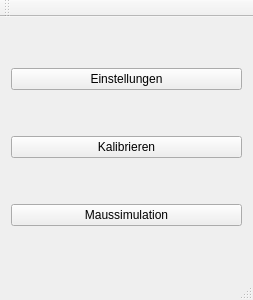
The window that mainwindow.ui (Softwarebaecker/Tisch) describes before a commit, drawn with Qt 5.
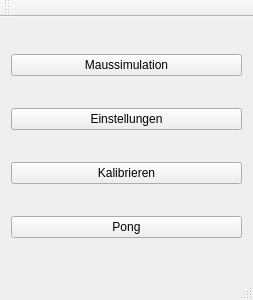
The same window after the commit.

The edit to the form file:
```diff
--- a/mainwindow.ui
+++ b/mainwindow.ui
@@ -17,6 +17,13 @@
    <layout class="QHBoxLayout" name="horizontalLayout">
     <item>
      <layout class="QVBoxLayout" name="verticalLayout">
+      <item>
+       <widget class="QPushButton" name="button_simulation">
+        <property name="text">
+         <string>Maussimulation</string>
+        </property>
+       </widget>
+      </item>
       <item>
        <widget class="QPushButton" name="button_properties">
         <property name="text">
@@ -32,9 +39,9 @@
        </widget>
       </item>
       <item>
-       <widget class="QPushButton" name="button_simulation">
+       <widget class="QPushButton" name="button_pong">
         <property name="text">
-         <string>Maussimulation</string>
+         <string>Pong</string>
         </property>
        </widget>
       </item>
```
